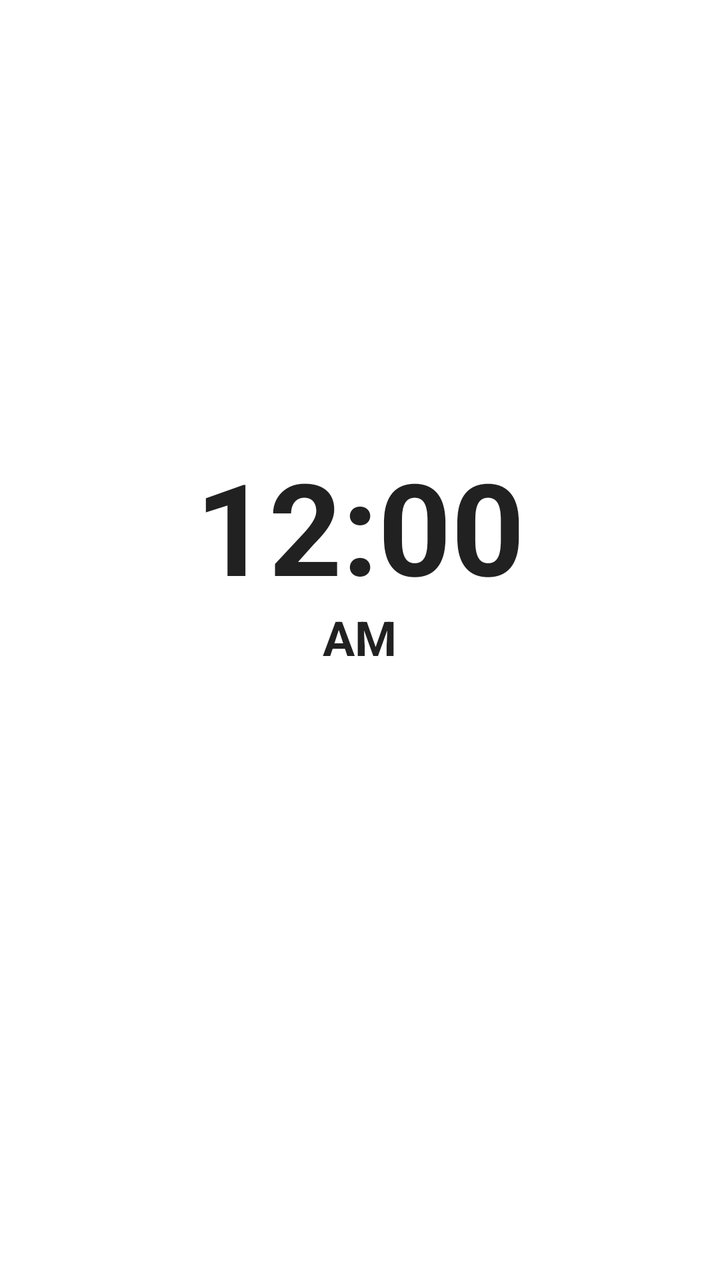
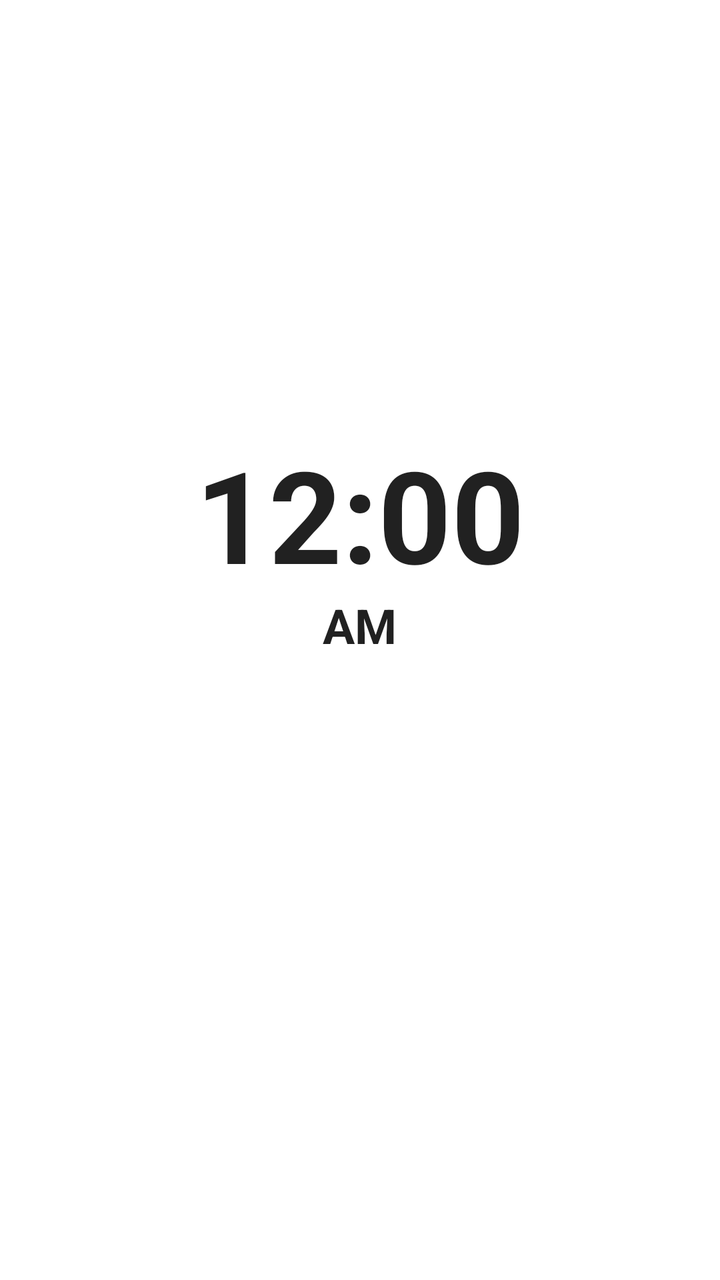

An Android layout rendered at two revisions. The XML below is the earlier revision; the diff shows what the commit changed to produce the second picture.
<!-- AndroidManifest.xml: application theme Theme.MaterialComponents.DayNight.NoActionBar -->
<!-- res/layout/widget_layout_4x4.xml -->
<?xml version="1.0" encoding="utf-8"?>
<FrameLayout xmlns:android="http://schemas.android.com/apk/res/android"
    android:id="@+id/widget_root"
    android:layout_width="match_parent"
    android:layout_height="match_parent">

    
    <ImageView
        android:id="@+id/widget_bg_image"
        android:layout_width="match_parent"
        android:layout_height="match_parent"
        android:scaleType="fitXY"
        android:contentDescription="Widget Background" />

    
    <LinearLayout
        android:layout_width="match_parent"
        android:layout_height="match_parent"
        android:orientation="vertical"
        android:paddingHorizontal="10dp"
        android:paddingVertical="8dp"
        android:gravity="center_horizontal">

        
        <FrameLayout
            android:id="@+id/container_clock_top"
            android:layout_width="match_parent"
            android:layout_height="0dp"
            android:layout_weight="5"
            android:layout_gravity="center">

            <ImageView
                android:id="@+id/iv_hybrid_dial_bg"
                android:layout_width="match_parent"
                android:layout_height="match_parent"
                android:scaleType="fitCenter"
                android:visibility="gone"
                android:contentDescription="Analog Dial" />

            <AnalogClock
                android:id="@+id/analog_clock_view"
                android:layout_width="match_parent"
                android:layout_height="match_parent"
                android:layout_gravity="center"
                android:dial="@drawable/classic_clock_dial"
                android:hand_hour="@drawable/classic_clock_hour"
                android:hand_minute="@drawable/classic_clock_minute"
                android:visibility="gone" />

            <TextClock
                android:id="@+id/tc_hybrid_top_digital"
                android:layout_width="wrap_content"
                android:layout_height="wrap_content"
                android:layout_gravity="top|center_horizontal"
                android:layout_marginTop="24dp"
                android:format12Hour="h:mm"
                android:format24Hour="HH:mm"
                android:textColor="#00F5D4"
                android:textSize="11sp"
                android:textStyle="bold"
                android:includeFontPadding="false"
                android:visibility="gone" />

            <ImageView
                android:id="@+id/iv_digital_clock_bg"
                android:layout_width="match_parent"
                android:layout_height="match_parent"
                android:layout_marginHorizontal="24dp"
                android:layout_marginVertical="12dp"
                android:scaleType="fitXY"
                android:visibility="gone"
                android:contentDescription="Neon Digital Pill" />

            <LinearLayout
                android:id="@+id/container_digital_clock"
                android:layout_width="match_parent"
                android:layout_height="match_parent"
                android:orientation="vertical"
                android:gravity="center"
                android:visibility="visible">

                <TextClock
                    android:id="@+id/tv_digital_clock"
                    android:layout_width="wrap_content"
                    android:layout_height="wrap_content"
                    android:format12Hour="h:mm"
                    android:format24Hour="HH:mm"
                    android:textSize="64sp"
                    android:textStyle="bold"
                    android:includeFontPadding="false" />

                <TextClock
                    android:id="@+id/tv_digital_clock_ampm"
                    android:layout_width="wrap_content"
                    android:layout_height="wrap_content"
                    android:layout_marginTop="2dp"
                    android:format12Hour="a"
                    android:format24Hour=""
                    android:textSize="24sp"
                    android:textStyle="bold"
                    android:includeFontPadding="false" />
            </LinearLayout>

        </FrameLayout>

        
        <LinearLayout
            android:id="@+id/container_elements_bottom"
            android:layout_width="match_parent"
            android:layout_height="wrap_content"
            android:orientation="vertical"
            android:gravity="bottom|center_horizontal"
            android:paddingHorizontal="4dp">

            
            <LinearLayout
                android:id="@+id/container_live_horai_gowri"
                android:layout_width="match_parent"
                android:layout_height="wrap_content"
                android:orientation="horizontal"
                android:gravity="center_vertical"
                android:paddingVertical="2dp">

                <TextView
                    android:id="@+id/tv_widget_live_horai_left"
                    android:layout_width="0dp"
                    android:layout_height="wrap_content"
                    android:layout_weight="1"
                    android:gravity="start"
                    android:textSize="11sp"
                    android:textStyle="bold"
                    android:maxLines="2"
                    android:includeFontPadding="false"
                    android:visibility="gone" />

                <TextView
                    android:id="@+id/tv_widget_live_gowri_right"
                    android:layout_width="0dp"
                    android:layout_height="wrap_content"
                    android:layout_weight="1"
                    android:gravity="end"
                    android:textSize="11sp"
                    android:textStyle="bold"
                    android:maxLines="2"
                    android:includeFontPadding="false"
                    android:visibility="gone" />
            </LinearLayout>

            
            <TextView
                android:id="@+id/tv_widget_horai_gowri_next"
                android:layout_width="match_parent"
                android:layout_height="wrap_content"
                android:gravity="center"
                android:paddingVertical="1dp"
                android:textSize="11sp"
                android:textStyle="normal"
                android:maxLines="1"
                android:includeFontPadding="false"
                android:visibility="gone" />

            <TextView
                android:id="@+id/tv_widget_row1_fixed"
                android:layout_width="match_parent"
                android:layout_height="wrap_content"
                android:gravity="center"
                android:paddingVertical="2dp"
                android:textSize="13sp"
                android:textStyle="bold"
                android:maxLines="1"
                android:includeFontPadding="false" />

            <TextView
                android:id="@+id/tv_widget_row2_opt1"
                android:layout_width="match_parent"
                android:layout_height="wrap_content"
                android:gravity="center"
                android:paddingVertical="2dp"
                android:textSize="12sp"
                android:textStyle="normal"
                android:maxLines="1"
                android:includeFontPadding="false" />

            <TextView
                android:id="@+id/tv_widget_row3_opt2"
                android:layout_width="match_parent"
                android:layout_height="wrap_content"
                android:gravity="center"
                android:paddingVertical="2dp"
                android:textSize="12sp"
                android:textStyle="normal"
                android:maxLines="1"
                android:includeFontPadding="false" />

            <TextView
                android:id="@+id/tv_widget_row4_opt3"
                android:layout_width="match_parent"
                android:layout_height="wrap_content"
                android:gravity="center"
                android:paddingVertical="2dp"
                android:textSize="12sp"
                android:textStyle="normal"
                android:maxLines="1"
                android:includeFontPadding="false" />

        </LinearLayout>

    </LinearLayout>

</FrameLayout>
<!-- resources referenced by this layout -->
<resources>
  <!-- drawable classic_clock_dial: vector/xml drawable (drawable, 3664 chars, omitted) -->
  <!-- drawable classic_clock_hour (drawable) -->
  <?xml version="1.0" encoding="utf-8"?>
  <vector xmlns:android="http://schemas.android.com/apk/res/android"
      android:width="200dp"
      android:height="200dp"
      android:viewportWidth="200"
      android:viewportHeight="200">
  
      
      <path
          android:fillColor="#EBEBEB"
          android:pathData="M 100,48 L 94.5,96 L 100,108 Z" />
  
      
      <path
          android:fillColor="#B8B8B8"
          android:pathData="M 100,48 L 105.5,96 L 100,108 Z" />
  
      
      <path
          android:fillColor="#D8D8D8"
          android:strokeColor="#7A7A7A"
          android:strokeWidth="0.8"
          android:pathData="M 100,100 m -4,0 a 4,4 0 1,0 8,0 a 4,4 0 1,0 -8,0" />
      <path
          android:fillColor="#444444"
          android:pathData="M 100,100 m -1.5,0 a 1.5,1.5 0 1,0 3,0 a 1.5,1.5 0 1,0 -3,0" />
  </vector>
  <!-- drawable classic_clock_minute (drawable) -->
  <?xml version="1.0" encoding="utf-8"?>
  <vector xmlns:android="http://schemas.android.com/apk/res/android"
      android:width="200dp"
      android:height="200dp"
      android:viewportWidth="200"
      android:viewportHeight="200">
  
      
      <path
          android:fillColor="#FFFFFF"
          android:pathData="M 100,28 L 95.5,96 L 100,112 Z" />
  
      
      <path
          android:fillColor="#CCCCCC"
          android:pathData="M 100,28 L 104.5,96 L 100,112 Z" />
  
      
      <path
          android:fillColor="#ECECEC"
          android:strokeColor="#8E8E8E"
          android:strokeWidth="0.8"
          android:pathData="M 100,100 m -4.5,0 a 4.5,4.5 0 1,0 9,0 a 4.5,4.5 0 1,0 -9,0" />
      <path
          android:fillColor="#222222"
          android:pathData="M 100,100 m -1.5,0 a 1.5,1.5 0 1,0 3,0 a 1.5,1.5 0 1,0 -3,0" />
  </vector>
</resources>

<!-- the commit's change to res/layout/widget_layout_4x4.xml (unified diff, before → after) -->
@@ -17,64 +17,78 @@
         android:layout_width="match_parent"
         android:layout_height="match_parent"
         android:orientation="vertical"
-        android:paddingHorizontal="10dp"
-        android:paddingVertical="8dp"
+        android:paddingHorizontal="12dp"
+        android:paddingTop="8dp"
+        android:paddingBottom="10dp"
         android:gravity="center_horizontal">
 
         
+        
+        
+
         <FrameLayout
             android:id="@+id/container_clock_top"
             android:layout_width="match_parent"
             android:layout_height="0dp"
-            android:layout_weight="5"
+            android:layout_weight="4"
             android:layout_gravity="center">
 
+            
             <ImageView
                 android:id="@+id/iv_hybrid_dial_bg"
-                android:layout_width="match_parent"
-                android:layout_height="match_parent"
+                android:layout_width="240dp"
+                android:layout_height="240dp"
+                android:layout_gravity="center"
+                android:padding="10dp"
                 android:scaleType="fitCenter"
                 android:visibility="gone"
                 android:contentDescription="Analog Dial" />
 
+            
             <AnalogClock
                 android:id="@+id/analog_clock_view"
-                android:layout_width="match_parent"
-                android:layout_height="match_parent"
-                android:layout_gravity="center"
+                android:layout_width="240dp"
+                android:layout_height="240dp"
+                android:layout_gravity="center"
+                android:padding="10dp"
                 android:dial="@drawable/classic_clock_dial"
                 android:hand_hour="@drawable/classic_clock_hour"
                 android:hand_minute="@drawable/classic_clock_minute"
                 android:visibility="gone" />
 
+            
             <TextClock
                 android:id="@+id/tc_hybrid_top_digital"
                 android:layout_width="wrap_content"
                 android:layout_height="wrap_content"
                 android:layout_gravity="top|center_horizontal"
-                android:layout_marginTop="24dp"
+                android:layout_marginTop="34dp"
                 android:format12Hour="h:mm"
                 android:format24Hour="HH:mm"
                 android:textColor="#00F5D4"
-                android:textSize="11sp"
+                android:textSize="10sp"
                 android:textStyle="bold"
                 android:includeFontPadding="false"
                 android:visibility="gone" />
 
+            
             <ImageView
                 android:id="@+id/iv_digital_clock_bg"
                 android:layout_width="match_parent"
                 android:layout_height="match_parent"
+                android:layout_gravity="center"
                 android:layout_marginHorizontal="24dp"
-                android:layout_marginVertical="12dp"
+                android:layout_marginVertical="16dp"
                 android:scaleType="fitXY"
                 android:visibility="gone"
                 android:contentDescription="Neon Digital Pill" />
 
+            
             <LinearLayout
                 android:id="@+id/container_digital_clock"
                 android:layout_width="match_parent"
                 android:layout_height="match_parent"
+                android:layout_gravity="center"
                 android:orientation="vertical"
                 android:gravity="center"
                 android:visibility="visible">
@@ -99,11 +113,60 @@
                     android:textSize="24sp"
                     android:textStyle="bold"
                     android:includeFontPadding="false" />
+
             </LinearLayout>
 
+            
+            
+            
+
+            <LinearLayout
+                android:id="@+id/container_live_horai_gowri"
+                android:layout_width="match_parent"
+                android:layout_height="wrap_content"
+                android:layout_gravity="bottom"
+                android:orientation="horizontal"
+                android:gravity="center_vertical"
+                android:paddingHorizontal="6dp"
+                android:paddingTop="2dp"
+                android:paddingBottom="8dp">
+
+                
+                <TextView
+                    android:id="@+id/tv_widget_live_horai_left"
+                    android:layout_width="0dp"
+                    android:layout_height="wrap_content"
+                    android:layout_weight="1"
+                    android:gravity="start|center_vertical"
+                    android:textSize="11sp"
+                    android:textStyle="bold"
+                    android:maxLines="2"
+                    android:lineSpacingExtra="1dp"
+                    android:includeFontPadding="false"
+                    android:visibility="gone" />
+
+                
+                <TextView
+                    android:id="@+id/tv_widget_live_gowri_right"
+                    android:layout_width="0dp"
+                    android:layout_height="wrap_content"
+                    android:layout_weight="1"
+                    android:gravity="end|center_vertical"
+                    android:textSize="11sp"
+                    android:textStyle="bold"
+                    android:maxLines="2"
+                    android:lineSpacingExtra="1dp"
+                    android:includeFontPadding="false"
+                    android:visibility="gone" />
+
+            </LinearLayout>
+
         </FrameLayout>
 
         
+        
+        
+
         <LinearLayout
             android:id="@+id/container_elements_bottom"
             android:layout_width="match_parent"
@@ -113,45 +176,13 @@
             android:paddingHorizontal="4dp">
 
             
-            <LinearLayout
-                android:id="@+id/container_live_horai_gowri"
-                android:layout_width="match_parent"
-                android:layout_height="wrap_content"
-                android:orientation="horizontal"
-                android:gravity="center_vertical"
-                android:paddingVertical="2dp">
-
-                <TextView
-                    android:id="@+id/tv_widget_live_horai_left"
-                    android:layout_width="0dp"
-                    android:layout_height="wrap_content"
-                    android:layout_weight="1"
-                    android:gravity="start"
-                    android:textSize="11sp"
-                    android:textStyle="bold"
-                    android:maxLines="2"
-                    android:includeFontPadding="false"
-                    android:visibility="gone" />
-
-                <TextView
-                    android:id="@+id/tv_widget_live_gowri_right"
-                    android:layout_width="0dp"
-                    android:layout_height="wrap_content"
-                    android:layout_weight="1"
-                    android:gravity="end"
-                    android:textSize="11sp"
-                    android:textStyle="bold"
-                    android:maxLines="2"
-                    android:includeFontPadding="false"
-                    android:visibility="gone" />
-            </LinearLayout>
-
-            
             <TextView
                 android:id="@+id/tv_widget_horai_gowri_next"
                 android:layout_width="match_parent"
                 android:layout_height="wrap_content"
                 android:gravity="center"
+                android:layout_marginTop="0dp"
+                android:layout_marginBottom="6dp"
                 android:paddingVertical="1dp"
                 android:textSize="11sp"
                 android:textStyle="normal"
@@ -159,46 +190,58 @@
                 android:includeFontPadding="false"
                 android:visibility="gone" />
 
+            
+            <View
+                android:id="@+id/widget_info_separator"
+                android:layout_width="match_parent"
+                android:layout_height="1dp"
+                android:layout_marginBottom="8dp"
+                android:background="#80FFFFFF" />
+
+            
             <TextView
                 android:id="@+id/tv_widget_row1_fixed"
                 android:layout_width="match_parent"
                 android:layout_height="wrap_content"
                 android:gravity="center"
                 android:paddingVertical="2dp"
+                android:textSize="14sp"
+                android:textStyle="bold"
+                android:maxLines="1"
+                android:includeFontPadding="false" />
+
+            
+            <TextView
+                android:id="@+id/tv_widget_row2_opt1"
+                android:layout_width="match_parent"
+                android:layout_height="wrap_content"
+                android:gravity="center"
+                android:paddingVertical="2dp"
                 android:textSize="13sp"
-                android:textStyle="bold"
-                android:maxLines="1"
-                android:includeFontPadding="false" />
-
-            <TextView
-                android:id="@+id/tv_widget_row2_opt1"
-                android:layout_width="match_parent"
-                android:layout_height="wrap_content"
-                android:gravity="center"
-                android:paddingVertical="2dp"
-                android:textSize="12sp"
-                android:textStyle="normal"
-                android:maxLines="1"
-                android:includeFontPadding="false" />
-
+                android:textStyle="normal"
+                android:maxLines="1"
+                android:includeFontPadding="false" />
+
+            
             <TextView
                 android:id="@+id/tv_widget_row3_opt2"
                 android:layout_width="match_parent"
                 android:layout_height="wrap_content"
                 android:gravity="center"
                 android:paddingVertical="2dp"
-                android:textSize="12sp"
-                android:textStyle="normal"
-                android:maxLines="1"
-                android:includeFontPadding="false" />
-
+                android:textSize="13sp"
+                android:textStyle="normal"
+                android:maxLines="1"
+                android:includeFontPadding="false" />
+
+            
             <TextView
                 android:id="@+id/tv_widget_row4_opt3"
                 android:layout_width="match_parent"
                 android:layout_height="wrap_content"
                 android:gravity="center"
                 android:paddingVertical="2dp"
-                android:textSize="12sp"
+                android:textSize="13sp"
                 android:textStyle="normal"
                 android:maxLines="1"
                 android:includeFontPadding="false" />
